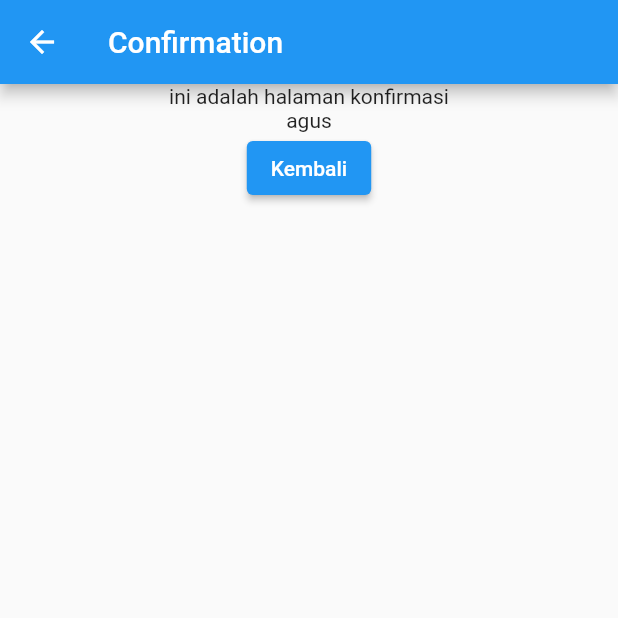
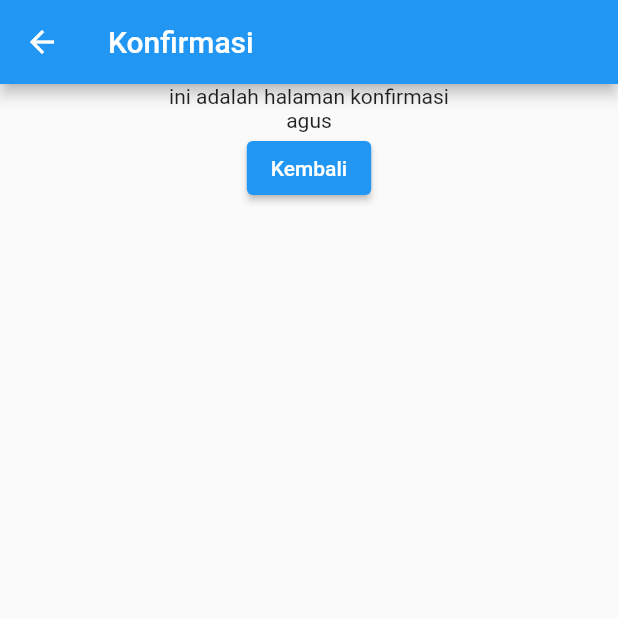
Before and after one commit to mohammadzarkasi/mob-2022, a Flutter app: the screen it shows after launch, after a tap on "Tekan disini", on a phone screen of 412 x 824 dp, the top half of it. Run offline on Flutter 3.47's test engine with Material 2 defaults, Android fonts, the light colour scheme and no system bars.

Commit message:
tulisan judul dirubah

```diff
--- a/lib/screen_confirm.dart
+++ b/lib/screen_confirm.dart
@@ -12,7 +12,7 @@ class ScreenConfirmation extends StatelessWidget {
   Widget build(BuildContext context) {
     return Scaffold(
       appBar: AppBar(
-        title: Text('Confirmation'),
+        title: Text('Konfirmasi'),
       ),
       body: Center(
         child: Column(
```
